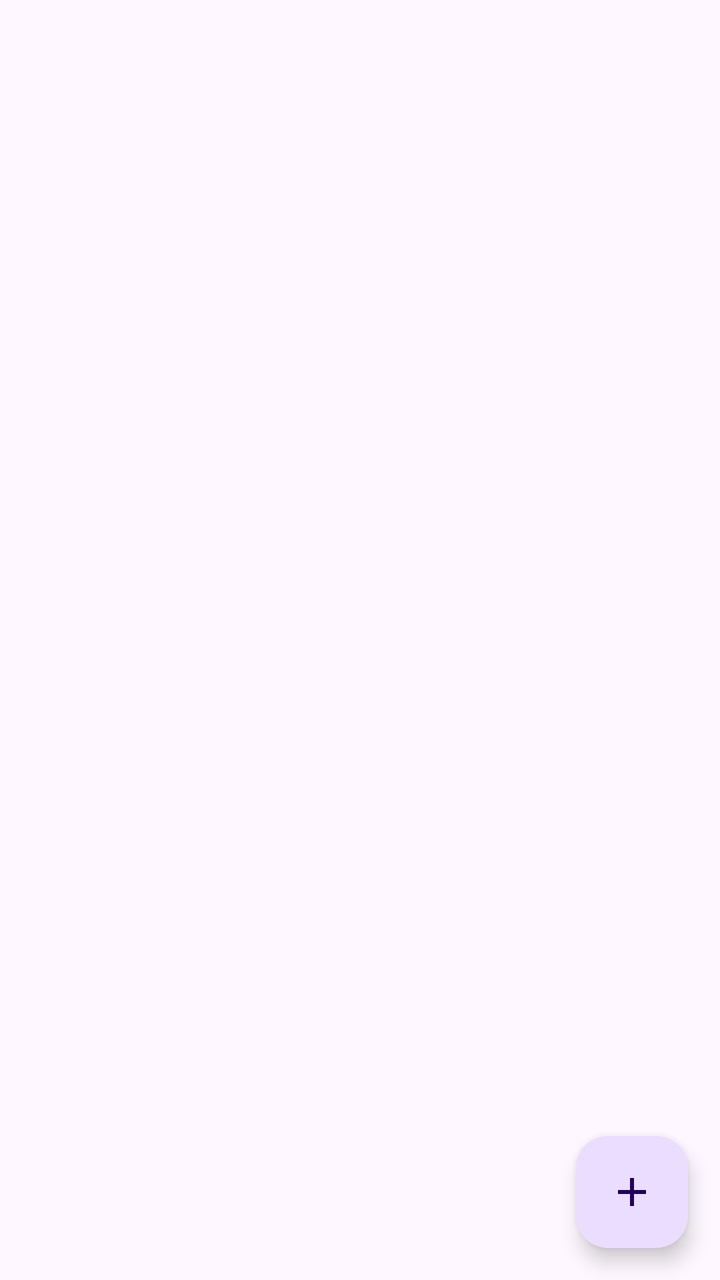
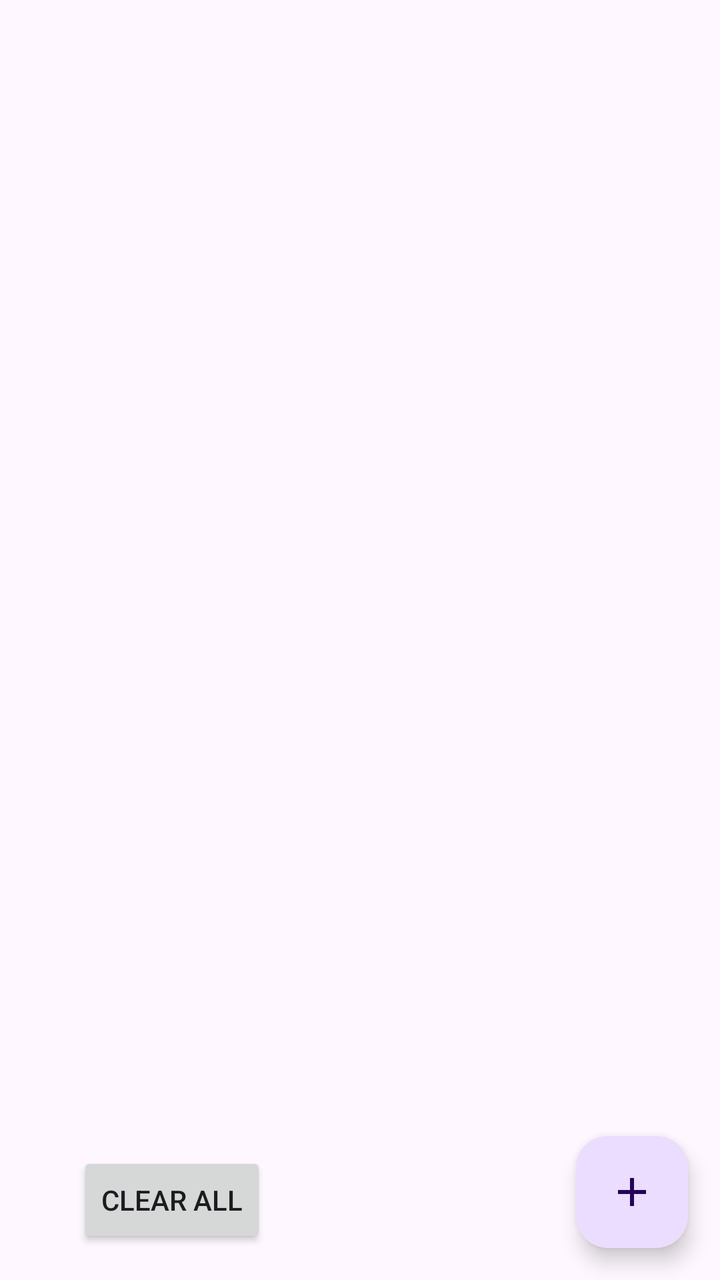

Before-and-after screenshots of an Android layout around one commit, followed by the original layout XML and the change that was made.
<!-- AndroidManifest.xml: application theme Theme.ArchitectureProject -->
<!-- res/layout/all_items_layout.xml -->
<?xml version="1.0" encoding="utf-8"?>
<androidx.constraintlayout.widget.ConstraintLayout xmlns:android="http://schemas.android.com/apk/res/android"
    android:layout_width="match_parent"
    android:layout_height="match_parent"
    xmlns:app="http://schemas.android.com/apk/res-auto"
    xmlns:tools="http://schemas.android.com/tools"
    tools:context=".ui.AllItemsFragment">
    <androidx.recyclerview.widget.RecyclerView
        android:id="@+id/recycler"
        android:layout_width="0dp"
        android:layout_height="0dp"
        app:layout_constraintTop_toTopOf="parent"
        app:layout_constraintBottom_toBottomOf="parent"
        app:layout_constraintStart_toStartOf="parent"
        app:layout_constraintEnd_toEndOf="parent" />
    <com.google.android.material.floatingactionbutton.FloatingActionButton
        android:layout_width="wrap_content"
        android:layout_height="wrap_content"
        android:src="@drawable/baseline_add_24"
        android:layout_margin="16dp"
        app:layout_constraintBottom_toBottomOf="parent"
        app:layout_constraintEnd_toEndOf="parent"
        android:id="@+id/fab"/>
</androidx.constraintlayout.widget.ConstraintLayout>
<!-- resources referenced by this layout -->
<resources>
  <!-- drawable baseline_add_24 (drawable) -->
  <vector xmlns:android="http://schemas.android.com/apk/res/android" android:height="24dp" android:tint="#000000" android:viewportHeight="24" android:viewportWidth="24" android:width="24dp">
        
      <path android:fillColor="@android:color/white" android:pathData="M19,13h-6v6h-2v-6H5v-2h6V5h2v6h6v2z"/>
      
  </vector>
  <style name="Theme.ArchitectureProject" parent="Base.Theme.ArchitectureProject" />
  <style name="Base.Theme.ArchitectureProject" parent="Theme.Material3.DayNight.NoActionBar">
          
          
      </style>
</resources>

<!-- the commit's change to res/layout/all_items_layout.xml (unified diff, before → after) -->
@@ -21,4 +21,15 @@
         app:layout_constraintBottom_toBottomOf="parent"
         app:layout_constraintEnd_toEndOf="parent"
         android:id="@+id/fab"/>
+
+    <Button
+        android:id="@+id/clear_all_btn"
+        android:layout_width="wrap_content"
+        android:layout_height="wrap_content"
+        android:layout_marginBottom="16dp"
+        android:text="Clear all"
+        app:layout_constraintBottom_toBottomOf="parent"
+        app:layout_constraintEnd_toStartOf="@+id/fab"
+        app:layout_constraintHorizontal_bias="0.2"
+        app:layout_constraintStart_toStartOf="parent" />
 </androidx.constraintlayout.widget.ConstraintLayout>
